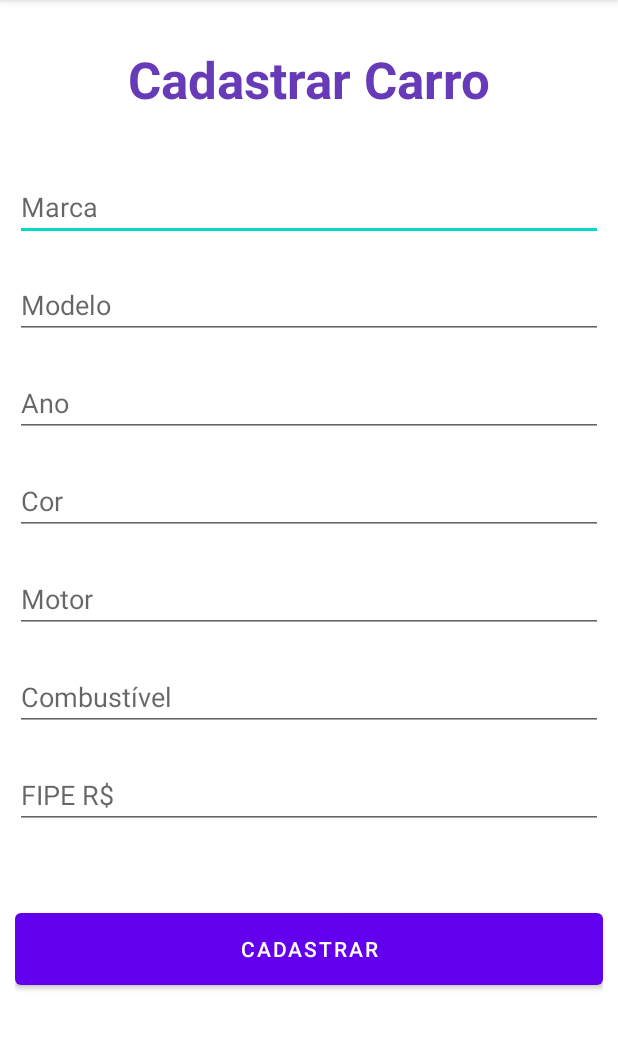
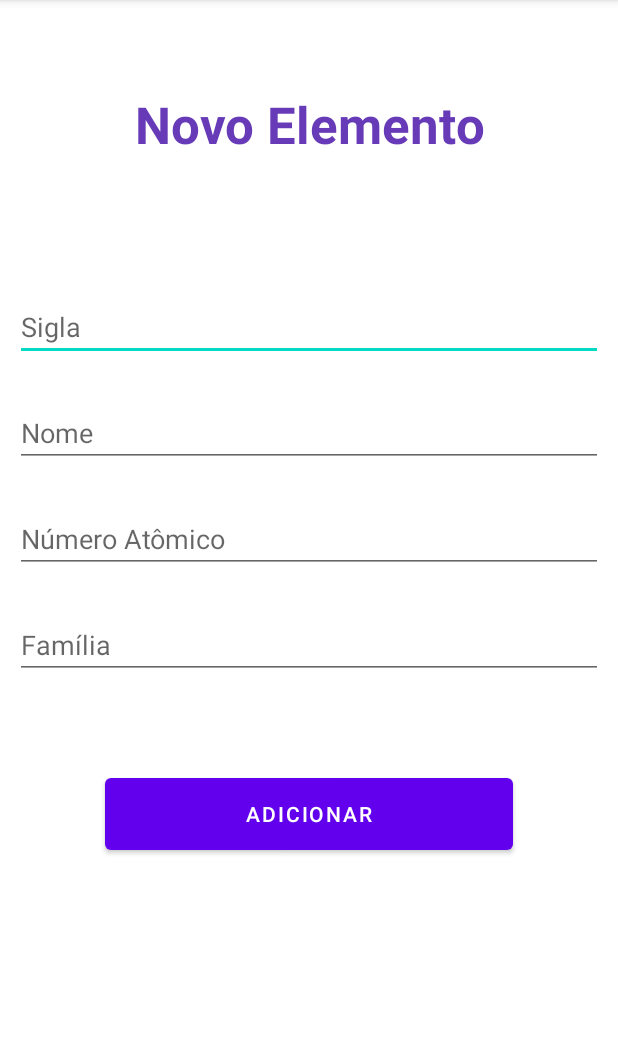
Before and after one commit to IasminBrey16/AtividadeAvaliativa, an Android app: the screen it shows after launch (CadastrarActivity), after a tap on an icon or button, on a phone screen of 412 x 824 dp, the part 84-1134 px from its top. Run offline under Robolectric (Android 15) with nearby library versions, the phone set to English and light mode, and no system bars; 1 statement that could not run was skipped.

Commit message:
Atividade Avaliativa 2

```diff
--- a/app/src/main/AndroidManifest.xml
+++ b/app/src/main/AndroidManifest.xml
@@ -9,7 +9,6 @@
         android:roundIcon="@mipmap/ic_launcher_round"
         android:supportsRtl="true"
         android:theme="@style/Theme.AtividadeAvaliativa">
-        <activity android:name=".DetalhesActivity" />
         <activity android:name=".CadastrarActivity" />
         <activity android:name=".MainActivity">
             <intent-filter>
--- a/app/src/main/java/com/example/atividadeavaliativa/CadastrarActivity.java
+++ b/app/src/main/java/com/example/atividadeavaliativa/CadastrarActivity.java
@@ -7,75 +7,56 @@ import android.widget.Toast;
 
 import androidx.appcompat.app.AppCompatActivity;
 
-import com.example.atividadeavaliativa.Model.Carro;
-import com.example.atividadeavaliativa.Model.CarroDAO;
+import com.example.atividadeavaliativa.Model.Elemento;
+import com.example.atividadeavaliativa.Model.ElementoDAO;
 
 public class CadastrarActivity extends AppCompatActivity {
 
-    EditText etMarca;
-    EditText etModelo;
-    EditText etAno;
-    EditText etCor;
-    EditText etMotor;
-    EditText etCombustivel;
-    EditText etFipe;
-    Button bCadastrar;
-    CarroDAO dao;
+    EditText etSigla;
+    EditText etNome;
+    EditText etZ;
+    EditText etFamilia;
+    Button bAdicionar;
+    ElementoDAO dao;
 
     @Override
     protected void onCreate(Bundle savedInstanceState) {
         super.onCreate(savedInstanceState);
         setContentView(R.layout.activity_cadastrar);
 
-        dao = new CarroDAO();
+        dao = new ElementoDAO();
         inicializarComponentes();
 
-        bCadastrar.setOnClickListener(v -> {
-            if (etMarca.getText().toString().isEmpty() ||
-                etModelo.getText().toString().isEmpty() ||
-                etAno.getText().toString().isEmpty() ||
-                etCor.getText().toString().isEmpty() ||
-                etMotor.getText().toString().isEmpty() ||
-                etCombustivel.getText().toString().isEmpty() ||
-                etFipe.getText().toString().isEmpty()) {
+        bAdicionar.setOnClickListener(v -> {
+            if (etSigla.getText().toString().isEmpty() ||
+                etNome.getText().toString().isEmpty() ||
+                etZ.getText().toString().isEmpty() ||
+                etFamilia.getText().toString().isEmpty()) {
                 Toast.makeText(this, "Por favor preencha todos os campos!", Toast.LENGTH_SHORT).show();
             } else {
 
-                String marca = etMarca.getText().toString();
-                String modelo = etModelo.getText().toString();
-                int ano = Integer.parseInt(etAno.getText().toString());
-                String cor = etCor.getText().toString();
-                float motor = Float.parseFloat(etMotor.getText().toString());
-                String combustivel = etCombustivel.getText().toString();
-                float fipe = Float.parseFloat(etFipe.getText().toString());
+                String sigla = etSigla.getText().toString();
+                String nome = etNome.getText().toString();
+                int z = Integer.parseInt(etZ.getText().toString());
+                String familia = etFamilia.getText().toString();
 
-                Carro carro = new Carro(
-                        marca,
-                        modelo,
-                        ano,
-                        cor,
-                        motor,
-                        combustivel,
-                        fipe
+                Elemento elemento = new Elemento(
+                        sigla,
+                        nome,
+                        z,
+                        familia
                 );
 
-                dao.cadastrar(carro);
+                dao.adicionar(elemento);
                 Toast.makeText(this, "Carro cadastrado com sucesso!", Toast.LENGTH_SHORT).show();
 
                 finish();
-            }
-        });
-
-    }
+            }});}
 
     private void inicializarComponentes() {
-        etMarca = findViewById(R.id.etMarca);
-        etModelo = findViewById(R.id.etModelo);
-        etAno = findViewById(R.id.etAno);
-        etCor = findViewById(R.id.etCor);
-        etMotor = findViewById(R.id.etMotor);
-        etCombustivel = findViewById(R.id.etCombustivel);
-        etFipe = findViewById(R.id.etFipe);
-        bCadastrar = findViewById(R.id.bCadastrar);
+        etSigla = findViewById(R.id.etSigla);
+        etNome = findViewById(R.id.etNome);
+        etZ = findViewById(R.id.etZ);
+        etFamilia = findViewById(R.id.etFamilia);
     }
 }
--- a/app/src/main/java/com/example/atividadeavaliativa/MainActivity.java
+++ b/app/src/main/java/com/example/atividadeavaliativa/MainActivity.java
@@ -2,45 +2,29 @@ package com.example.atividadeavaliativa;
 
 import android.content.Intent;
 import android.os.Bundle;
-import android.widget.ArrayAdapter;
-import android.widget.ListView;
 
 import androidx.appcompat.app.AppCompatActivity;
+import androidx.recyclerview.widget.RecyclerView;
 
-import com.example.atividadeavaliativa.Model.CarroDAO;
+import com.example.atividadeavaliativa.Model.ElementoDAO;
 import com.google.android.material.floatingactionbutton.FloatingActionButton;
 
 public class MainActivity extends AppCompatActivity {
 
-    ListView lvCarros;
+    RecyclerView rvLista;
     FloatingActionButton fabAdicionar;
-    CarroDAO dao;
+    ElementoDAO dao;
 
     @Override
     protected void onCreate(Bundle savedInstanceState) {
         super.onCreate(savedInstanceState);
         setContentView(R.layout.activity_main);
 
-        dao = new CarroDAO();
-        lvCarros = findViewById(R.id.lvCarros);
+        dao = new ElementoDAO();
+        rvLista = findViewById(R.id.rvLista);
         fabAdicionar = findViewById(R.id.fabAdicionar);
 
         fabAdicionar.setOnClickListener(v -> startActivity(new Intent(this, CadastrarActivity.class)));
-        lvCarros.setOnItemClickListener((parent, view, position, id) -> {
-            Intent intent = new Intent(this, DetalhesActivity.class);
-            intent.putExtra("position", position);
-            startActivity(intent);
-        });
-    }
-
-    @Override
-    protected void onResume () {
-        super.onResume();
-        lvCarros.setAdapter(new ArrayAdapter<>(
-                this,
-                android.R.layout.simple_list_item_1,
-                dao.getLista()
-        ));
-
+        rvLista.addOnScrollListener(dao);
     }
 }
--- a/app/src/main/java/com/example/atividadeavaliativa/Model/CarroDAO.java
+++ /dev/null
@@ -1,23 +0,0 @@
-package com.example.atividadeavaliativa.Model;
-
-import java.util.ArrayList;
-import java.util.List;
-
-public class CarroDAO {
-
-    private static List<Carro> lista = new ArrayList<>();
-
-    public void cadastrar (Carro contato){
-        lista.add(contato);
-    }
-
-    public Carro getCarro(int position){
-        return lista.get(position);
-    }
-
-    public List<Carro> getLista(){
-        return lista;
-    }
-
-
-}
--- /dev/null
+++ b/app/src/main/java/com/example/atividadeavaliativa/Model/ElementoDAO.java
@@ -0,0 +1,13 @@
+package com.example.atividadeavaliativa.Model;
+
+import androidx.recyclerview.widget.RecyclerView;
+
+import java.util.ArrayList;
+import java.util.List;
+
+public class ElementoDAO extends RecyclerView.OnScrollListener {
+
+    private static List<Elemento> elementos = new ArrayList<>();
+
+    public void adicionar (Elemento elemento){ elementos.add(elemento); }
+}
--- a/app/src/main/res/layout/activity_cadastrar.xml
+++ b/app/src/main/res/layout/activity_cadastrar.xml
@@ -11,8 +11,8 @@
         android:id="@+id/textView2"
         android:layout_width="match_parent"
         android:layout_height="wrap_content"
-        android:layout_marginTop="20dp"
-        android:text="Cadastrar Carro"
+        android:layout_marginTop="50dp"
+        android:text="Novo Elemento"
         android:textAlignment="center"
         android:textAppearance="@style/TextAppearance.AppCompat.Display1"
         android:textColor="#673AB7"
@@ -22,96 +22,62 @@
         app:layout_constraintTop_toTopOf="parent" />
 
     <EditText
-        android:id="@+id/etMarca"
+        android:id="@+id/etSigla"
         android:layout_width="match_parent"
         android:layout_height="wrap_content"
-        android:layout_marginTop="40dp"
+        android:layout_marginTop="90dp"
         android:ems="10"
-        android:hint="Marca"
+        android:hint="Sigla"
         android:inputType="textPersonName|textCapWords"
         app:layout_constraintEnd_toEndOf="parent"
         app:layout_constraintStart_toStartOf="parent"
         app:layout_constraintTop_toBottomOf="@+id/textView2" />
 
     <EditText
-        android:id="@+id/etModelo"
+        android:id="@+id/etNome"
         android:layout_width="match_parent"
         android:layout_height="wrap_content"
-        android:layout_marginTop="20dp"
+        android:layout_marginTop="25dp"
         android:ems="10"
-        android:hint="Modelo"
+        android:hint="Nome"
         android:inputType="textPersonName|textCapWords"
         app:layout_constraintEnd_toEndOf="parent"
         app:layout_constraintStart_toStartOf="parent"
-        app:layout_constraintTop_toBottomOf="@+id/etMarca" />
+        app:layout_constraintTop_toBottomOf="@+id/etSigla" />
 
     <EditText
-        android:id="@+id/etAno"
+        android:id="@+id/etZ"
         android:layout_width="match_parent"
         android:layout_height="wrap_content"
-        android:layout_marginTop="20dp"
+        android:layout_marginTop="25dp"
         android:ems="10"
-        android:hint="Ano"
+        android:hint="Número Atômico"
         android:inputType="number"
         app:layout_constraintEnd_toEndOf="parent"
         app:layout_constraintStart_toStartOf="parent"
-        app:layout_constraintTop_toBottomOf="@+id/etModelo" />
+        app:layout_constraintTop_toBottomOf="@+id/etNome" />
+
+    <Button
+        android:id="@+id/bAdicionar"
+        android:layout_width="match_parent"
+        android:layout_height="60dp"
+        android:layout_marginStart="60dp"
+        android:layout_marginTop="60dp"
+        android:layout_marginEnd="60dp"
+        android:text="ADICIONAR"
+        app:layout_constraintEnd_toEndOf="parent"
+        app:layout_constraintStart_toStartOf="parent"
+        app:layout_constraintTop_toBottomOf="@+id/etFamilia" />
 
     <EditText
-        android:id="@+id/etMotor"
+        android:id="@+id/etFamilia"
         android:layout_width="match_parent"
         android:layout_height="wrap_content"
-        android:layout_marginTop="20dp"
+        android:layout_marginTop="25dp"
         android:ems="10"
-        android:hint="Motor"
-        android:inputType="number|numberDecimal"
-        app:layout_constraintEnd_toEndOf="parent"
-        app:layout_constraintStart_toStartOf="parent"
-        app:layout_constraintTop_toBottomOf="@+id/etCor" />
-
-    <EditText
-        android:id="@+id/etCombustivel"
-        android:layout_width="match_parent"
-        android:layout_height="wrap_content"
-        android:layout_marginTop="20dp"
-        android:ems="10"
-        android:hint="Combustível"
-        android:inputType="textCapWords"
-        app:layout_constraintEnd_toEndOf="parent"
-        app:layout_constraintStart_toStartOf="parent"
-        app:layout_constraintTop_toBottomOf="@+id/etMotor" />
-
-    <EditText
-        android:id="@+id/etFipe"
-        android:layout_width="match_parent"
-        android:layout_height="wrap_content"
-        android:layout_marginTop="20dp"
-        android:ems="10"
-        android:hint="FIPE R$"
-        android:inputType="number|numberDecimal"
-        app:layout_constraintEnd_toEndOf="parent"
-        app:layout_constraintStart_toStartOf="parent"
-        app:layout_constraintTop_toBottomOf="@+id/etCombustivel" />
-
-    <Button
-        android:id="@+id/bCadastrar"
-        android:layout_width="match_parent"
-        android:layout_height="60dp"
-        android:layout_marginTop="50dp"
-        android:text="CADASTRAR"
-        app:layout_constraintEnd_toEndOf="@+id/etFipe"
-        app:layout_constraintStart_toStartOf="@+id/etFipe"
-        app:layout_constraintTop_toBottomOf="@+id/etFipe" />
-
-    <EditText
-        android:id="@+id/etCor"
-        android:layout_width="match_parent"
-        android:layout_height="wrap_content"
-        android:layout_marginTop="20dp"
-        android:ems="10"
-        android:hint="Cor"
+        android:hint="Família"
         android:inputType="textPersonName|textCapWords"
         app:layout_constraintEnd_toEndOf="parent"
         app:layout_constraintStart_toStartOf="parent"
-        app:layout_constraintTop_toBottomOf="@+id/etAno" />
+        app:layout_constraintTop_toBottomOf="@+id/etZ" />
 </androidx.constraintlayout.widget.ConstraintLayout>
```
Also changed, not shown: app/src/main/java/com/example/atividadeavaliativa/DetalhesActivity.java (deleted, +0 -59 lines), app/src/main/java/com/example/atividadeavaliativa/Model/Carro.java (deleted, +0 -71 lines), app/src/main/java/com/example/atividadeavaliativa/Model/Elemento.java (added, +43 -0 lines), app/src/main/res/layout/activity_detalhes.xml (deleted, +0 -108 lines), app/src/main/res/layout/activity_main.xml (+16 -16 lines), 1 other file.
